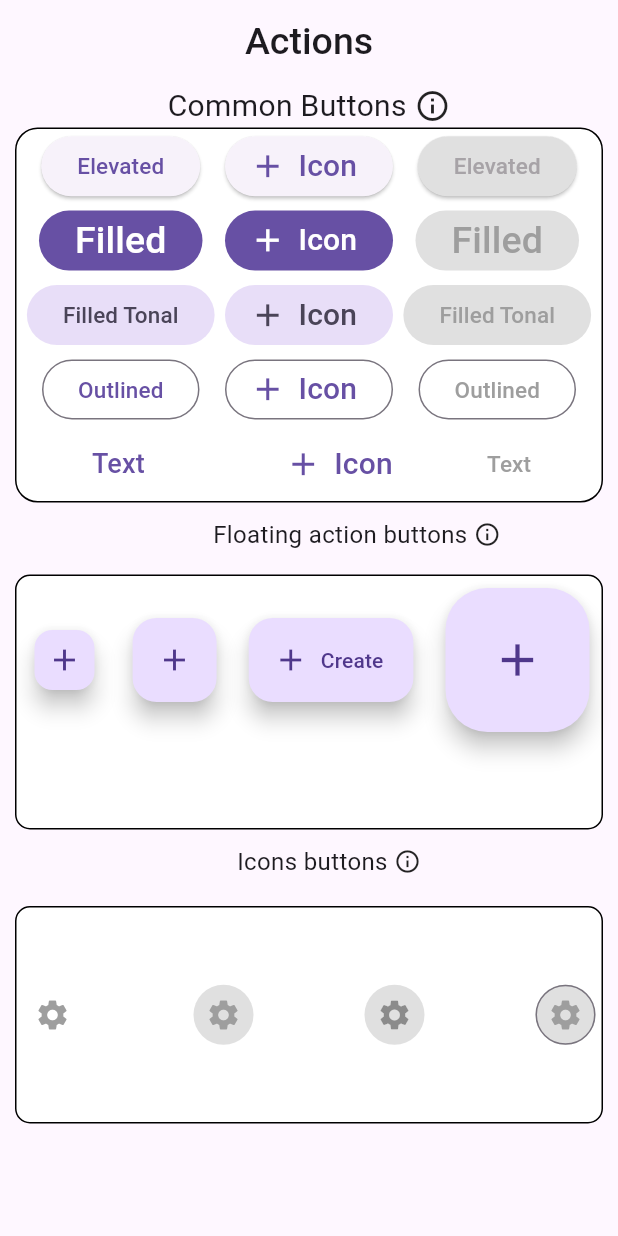
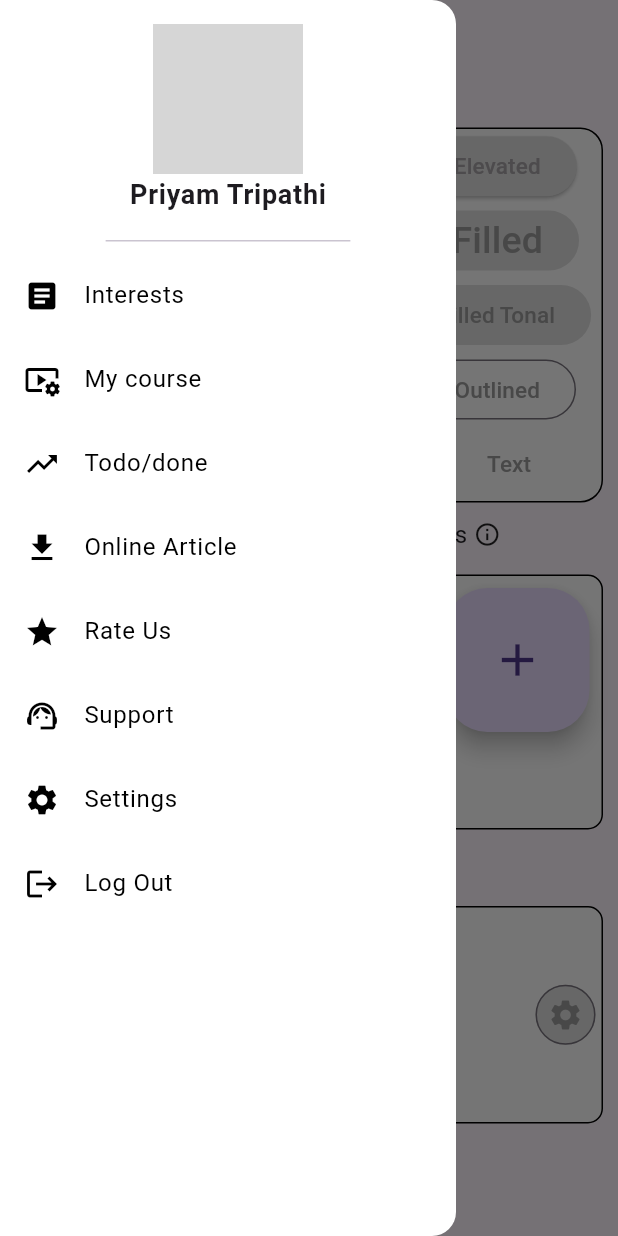
Before and after one commit to priyamtripathiii03/clock_app_daily_task, a Flutter app: the screen it shows after launch, with the side drawer open (before the commit the screen has no drawer), on a phone screen of 412 x 824 dp. Run offline on Flutter 3.47's test engine with Material 3 defaults, Android fonts, the light colour scheme and no system bars; grey boxes are pictures that could not be loaded.

Commit message:
06-08-2024

```diff
--- a/lib/global.dart
+++ b/lib/global.dart
@@ -8,3 +8,39 @@ Icon iconudf({
       Icons.add,
       size: 25,
     );
+
+String img='assets/img/profile.jpg';
+List drawerList=[
+  {
+    'icon':Icons.article,
+    'name':'Interests',
+  },
+  {
+    'icon':Icons.video_settings,
+    'name':'My course',
+  },
+  {
+    'icon':Icons.trending_up,
+    'name':'Todo/done',
+  },
+  {
+    'icon':Icons.download,
+    'name':'Online Article',
+  },
+  {
+    'icon':Icons.star,
+    'name':'Rate Us',
+  },
+  {
+    'icon':Icons.support_agent,
+    'name':'Support',
+  },
+  {
+    'icon':Icons.settings,
+    'name':'Settings',
+  },
+  {
+    'icon':Icons.logout,
+    'name':'Log Out',
+  },
+];
--- a/lib/home.dart
+++ b/lib/home.dart
@@ -12,6 +12,32 @@ class _HomeState extends State<Home> {
   @override
   Widget build(BuildContext context) {
     return Scaffold(
+      drawer: Drawer(
+        backgroundColor: Colors.white,
+        child: Column(
+          children: [
+            DrawerHeader(
+              child: Column(
+                children: [
+                  CircleAvatar(
+                    radius: 50,
+                    backgroundImage: AssetImage(img),
+                  ),
+                  const Text(
+                    'Priyam Tripathi',
+                    style: TextStyle(fontWeight: FontWeight.bold, fontSize: 18),
+                  ),
+                ],
+              ),
+            ),
+            // drawerContain(),
+            ...List.generate(
+              drawerList.length,
+                  (index) => drawerMake(index: index),
+            ),
+          ],
+        ),
+      ),
       appBar: AppBar(
         title: const Text(
           "Actions",
@@ -266,3 +292,15 @@ class _HomeState extends State<Home> {
     );
   }
 }
+ListTile drawerMake({required int index}) {
+  return ListTile(
+    leading: Icon(
+      drawerList[index]['icon'],
+      color: Colors.black,
+    ),
+    title: Text(
+      drawerList[index]['name'],
+      style: TextStyle(color: Colors.black),
+    ),
+  );
+}
--- a/pubspec.yaml
+++ b/pubspec.yaml
@@ -62,6 +62,8 @@ flutter:
   # assets:
   #   - images/a_dot_burr.jpeg
   #   - images/a_dot_ham.jpeg
+  assets:
+    - assets/img/
 
   # An image asset can refer to one or more resolution-specific "variants", see
   # https://flutter.dev/assets-and-images/#resolution-aware
```
